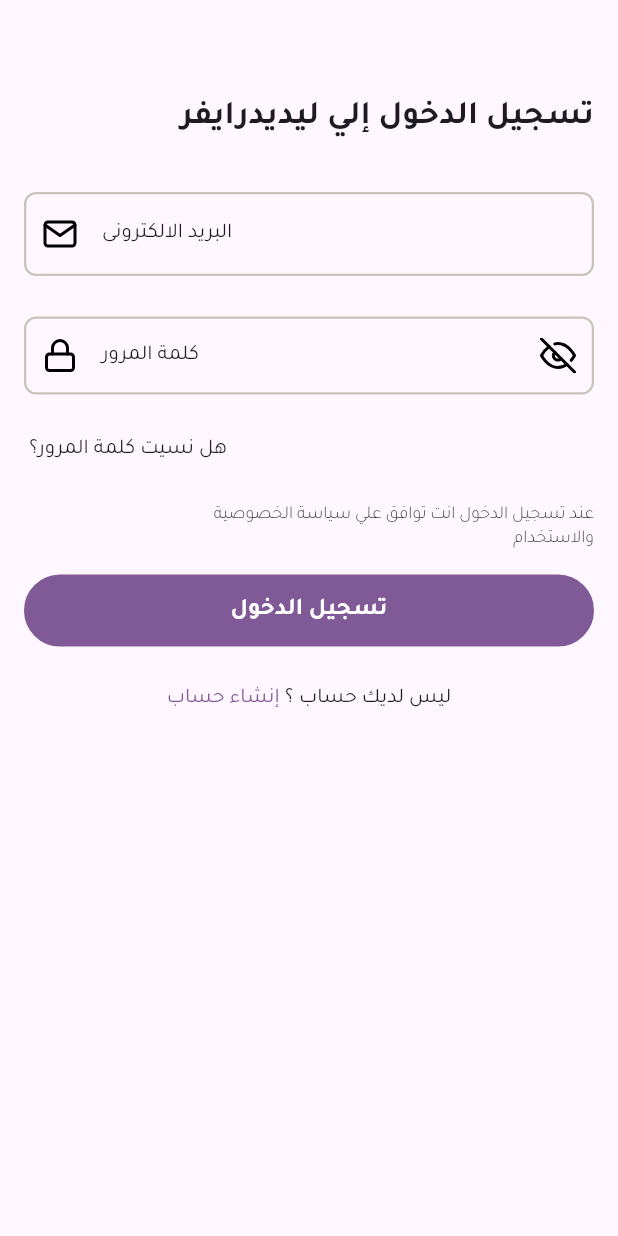
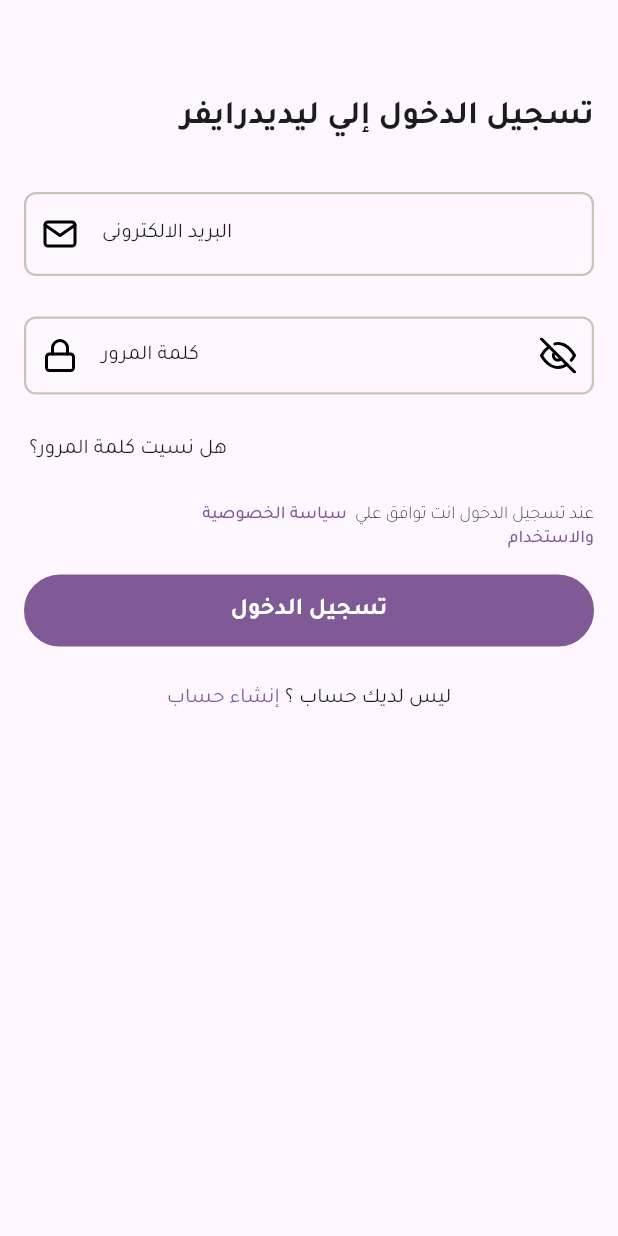
Before and after one commit to elsankry02/Lady_Driver_App, a Flutter app: the LoginView screen opened directly, on a phone screen of 412 x 824 dp. Run offline on Flutter 3.47's test engine with Material 3 defaults, Android fonts, the phone set to English and light mode, and no system bars; our stand-ins replace flutter_svg.

Commit message:
create and finished Rich Text

```diff
--- a/lib/views/login_view.dart
+++ b/lib/views/login_view.dart
@@ -6,6 +6,7 @@
 import 'package:lady_driver/core/constant/svg_manger.dart';
 import 'package:lady_driver/views/create_an_account.dart';
 import 'package:lady_driver/views/forget_password_view.dart';
+import 'package:lady_driver/widgets/rich_text/rich_text_widget.dart';
 
 class LoginView extends StatelessWidget {
   const LoginView({super.key});
@@ -56,18 +57,8 @@
             ),
           ),
           const SizedBox(height: 25),
-          //! سياسه الخصوصيه
-          Row(
-            mainAxisAlignment: MainAxisAlignment.end,
-            children: [
-              Text(
-                'عند تسجيل الدخول انت توافق علي سياسة الخصوصية \nوالاستخدام',
-                textAlign: TextAlign.end,
-                style: textTheme.labelMedium!
-                    .copyWith(fontWeight: FontWeight.w300),
-              ),
-            ],
-          ),
+          //! (Text icRh) سياسه الخصوصيه
+          const RichTextWidget(),
           const SizedBox(height: 16),
           //! تسجيل الدخول
           const CustomBotton(
--- /dev/null
+++ b/lib/views/verification_code.dart
@@ -0,0 +1,10 @@
+import 'package:flutter/material.dart';
+
+class VerificationCode extends StatelessWidget {
+  const VerificationCode({super.key});
+
+  @override
+  Widget build(BuildContext context) {
+    return const Scaffold();
+  }
+}
--- /dev/null
+++ b/lib/widgets/rich_text/rich_text_widget.dart
@@ -0,0 +1,29 @@
+import 'package:flutter/material.dart';
+import 'package:lady_driver/core/constant/color_manger.dart';
+
+class RichTextWidget extends StatelessWidget {
+  const RichTextWidget({super.key});
+
+  @override
+  Widget build(BuildContext context) {
+    final textTheme = Theme.of(context).textTheme;
+
+    return RichText(
+      textAlign: TextAlign.end,
+      text: TextSpan(
+        children: [
+          TextSpan(
+            text: 'عند تسجيل الدخول انت توافق علي ',
+            style: textTheme.labelMedium!.copyWith(fontWeight: FontWeight.w300),
+          ),
+          //! Click
+          TextSpan(
+            text: ' سياسة الخصوصية \nوالاستخدام',
+            style: textTheme.labelMedium!
+                .copyWith(color: ColorManger.kPrimaryColor),
+          ),
+        ],
+      ),
+    );
+  }
+}
```
